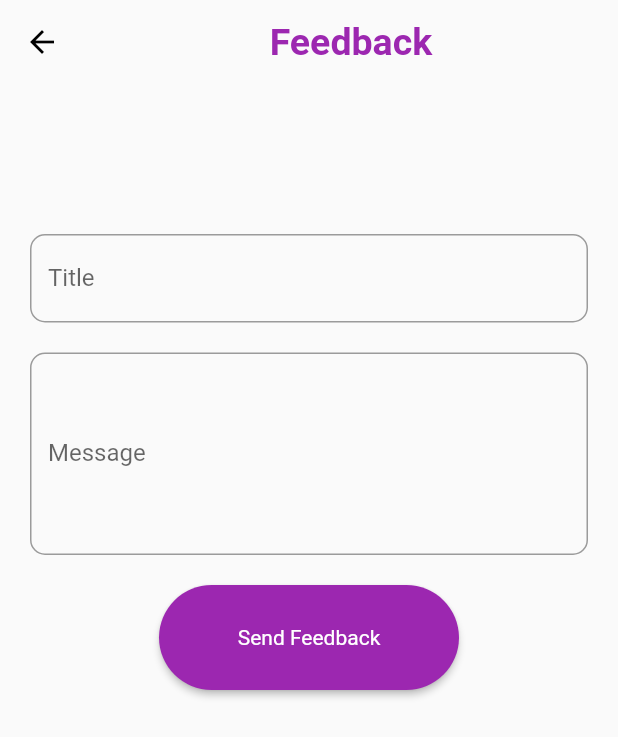
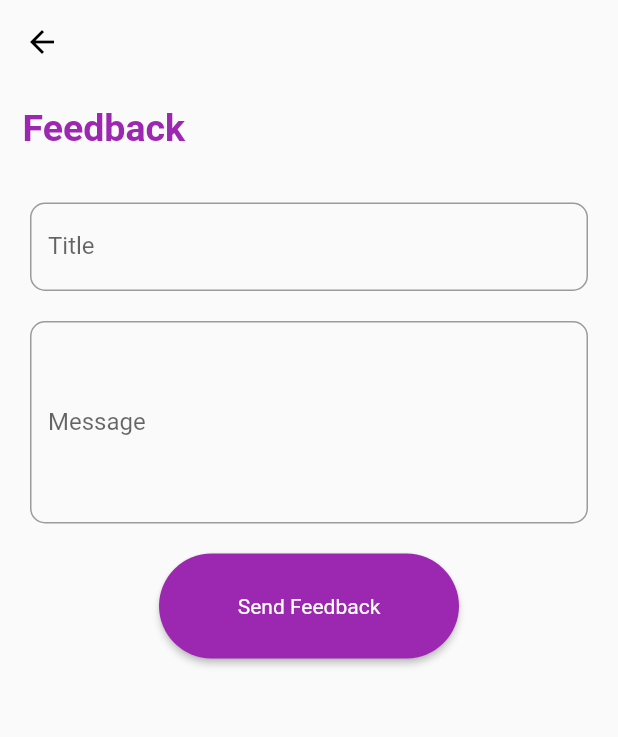
Before and after one commit to saajanpandey/podcast-flutter, a Flutter app: the FeedBackPage screen opened directly, on a phone screen of 412 x 824 dp. Shown: the top 737 px of the screen. Run offline on Flutter 3.47's test engine with Material 2 defaults, Android fonts, the phone set to English and light mode, and no system bars; our stand-ins replace anim_search_bar, audio_video_progress_bar, basic_utils, bloc, bottom_navy_bar, dio and 10 more; missing offline and left inert: dio_cache_interceptor; accounts and stored records are empty; network calls fail.

Commit message:
changes in feedback page

```diff
--- a/lib/screens/feedback.dart
+++ b/lib/screens/feedback.dart
@@ -28,21 +28,6 @@ class _FeedBackPageState extends State<FeedBackPage> {
     return SafeArea(
       child: Scaffold(
         appBar: AppBar(
-          title: Row(
-            crossAxisAlignment: CrossAxisAlignment.center,
-            mainAxisAlignment: MainAxisAlignment.center,
-            children: const [
-              Text(
-                'Feedback',
-                style: TextStyle(
-                  color: Colors.purple,
-                  fontWeight: FontWeight.bold,
-                  fontSize: 25,
-                ),
-                textAlign: TextAlign.center,
-              ),
-            ],
-          ),
           backgroundColor: Colors.transparent,
           elevation: 0.0,
           iconTheme: const IconThemeData(
@@ -80,15 +65,31 @@ class _FeedBackPageState extends State<FeedBackPage> {
             }
           },
           child: SingleChildScrollView(
-            child: Form(
+            child: Column(
+              children: [
+                const Align(
+                  alignment: Alignment.topLeft,
+                  child: Padding(
+                    padding: EdgeInsets.all(15.0),
+                    child: Text(
+                      'Feedback',
+                      style: TextStyle(
+                        color: Colors.purple,
+                        fontWeight: FontWeight.bold,
+                        fontSize: 25,
+                      ),
+                    ),
+                  ),
+                ),
+                const SizedBox(
+                  height: 20,
+                ),
+                Form(
                   key: _formKey,
                   child: Padding(
                     padding: const EdgeInsets.fromLTRB(20, 0, 20, 0),
                     child: Column(
                       children: [
-                    const SizedBox(
-                      height: 100,
-                    ),
                         TextFormField(
                           decoration: InputDecoration(
                             border: OutlineInputBorder(
@@ -140,7 +141,8 @@ class _FeedBackPageState extends State<FeedBackPage> {
                           onPressed: () {
                             if (_formKey.currentState!.validate()) {
                               BlocProvider.of<FeedbackCubit>(context)
-                              .postFeedback(email, title.text, message.text);
+                                  .postFeedback(
+                                      email, title.text, message.text);
                             }
                           },
                           child: const Text('Send Feedback'),
@@ -148,6 +150,8 @@ class _FeedBackPageState extends State<FeedBackPage> {
                       ],
                     ),
                   ),
+                ),
+              ],
             ),
           ),
         ),
```
Lines whose indentation alone changed are shown as unchanged.
